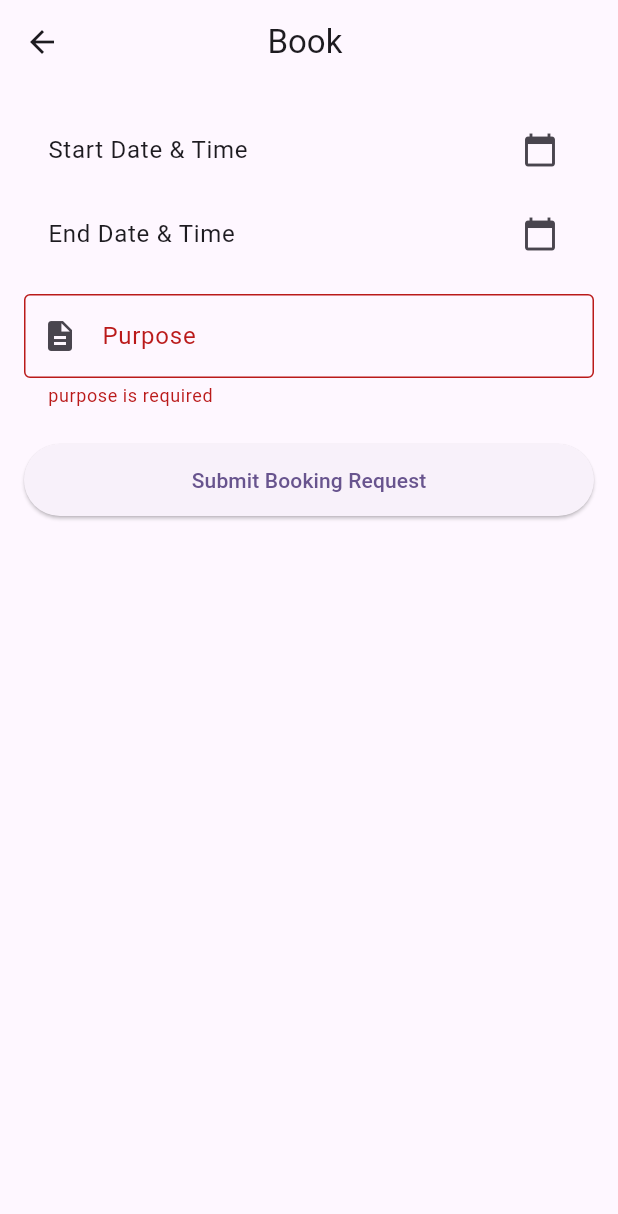
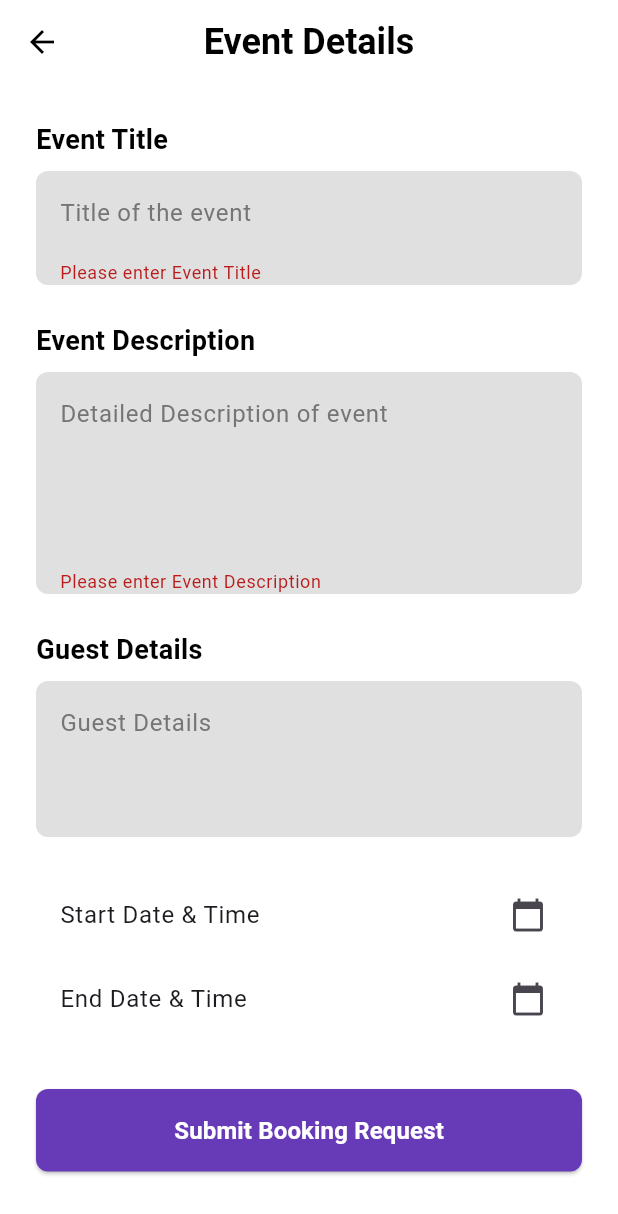
Before and after one commit to alwinalbert/regme, a Flutter app: the BookingFormPage screen opened directly with empty values, after a tap on "Submit Booking Request", on a phone screen of 412 x 824 dp. Shown: the top 1214 px of the screen. Run offline on Flutter 3.47's test engine with Material 3 defaults, Android fonts, the light colour scheme and no system bars; our stand-ins replace icons_plus, shared_preferences, syncfusion_flutter_calendar; accounts and stored records are empty.

Commit message:
made booking form more responsive

```diff
--- a/app/lib/screens/booking_form_page.dart
+++ b/app/lib/screens/booking_form_page.dart
@@ -1,7 +1,6 @@
 import 'package:flutter/material.dart';
 import '../models/hall.dart';
 import '../components/booking_date_time_picker.dart';
-import '../components/booking_purpose_field.dart';
 import '../components/booking_form_validator.dart';
 import '../components/booking_feedback_dialog.dart';
 import 'package:http/http.dart' as http;
@@ -21,7 +20,9 @@ class _BookingFormPageState extends State<BookingFormPage> {
   final _formKey = GlobalKey<FormState>();
   DateTime? _startDateTime;
   DateTime? _endDateTime;
-  final _purposeController = TextEditingController();
+  final _eventTitleController = TextEditingController();
+  final _eventDescriptionController = TextEditingController();
+  final _guestDetailsController = TextEditingController();
 
   Future<DateTime?> _pickDateTime(BuildContext context, DateTime? initialDate) async {
     final date = await showDatePicker(
@@ -49,7 +50,9 @@ class _BookingFormPageState extends State<BookingFormPage> {
 
   @override
   void dispose() {
-    _purposeController.dispose();
+    _eventTitleController.dispose();
+    _eventDescriptionController.dispose();
+    _guestDetailsController.dispose();
     super.dispose();
   }
 
@@ -100,11 +103,12 @@ void _submit() async {
         },
         body: json.encode({
           'hall_id': int.parse(widget.hall.id),
-        'event_name': _purposeController.text.trim(),
-        'event_description': _purposeController.text.trim(),
+          'event_name': _eventTitleController.text.trim(),
+          'event_description': _eventDescriptionController.text.trim(),
           'date': '${_startDateTime!.year}-${_startDateTime!.month.toString().padLeft(2, '0')}-${_startDateTime!.day.toString().padLeft(2, '0')}',
           'time_slot': timeSlot,
           'request_type': 'permissions',
+          'guest_details': _guestDetailsController.text.trim(),
         }),
       );
 
@@ -133,19 +137,102 @@ void _submit() async {
       );
     }
   }
+
+  Widget _buildTextField({
+    required String label,
+    required TextEditingController controller,
+    required String hintText,
+    int maxLines = 1,
+    bool isRequired = true,
+  }) {
+    return Column(
+      crossAxisAlignment: CrossAxisAlignment.start,
+      children: [
+        Text(
+          label,
+          style: const TextStyle(
+            fontSize: 18,
+            fontWeight: FontWeight.bold,
+            color: Colors.black,
+          ),
+        ),
+        const SizedBox(height: 8),
+        Container(
+          decoration: BoxDecoration(
+            color: Colors.grey[300],
+            borderRadius: BorderRadius.circular(8),
+          ),
+          child: TextFormField(
+            controller: controller,
+            maxLines: maxLines,
+            decoration: InputDecoration(
+              hintText: hintText,
+              hintStyle: TextStyle(color: Colors.grey[600]),
+              border: InputBorder.none,
+              contentPadding: const EdgeInsets.all(16),
+            ),
+            validator: isRequired
+                ? (value) {
+                    if (value == null || value.trim().isEmpty) {
+                      return 'Please enter $label';
+                    }
+                    return null;
+                  }
+                : null,
+          ),
+        ),
+      ],
+    );
+  }
+
   @override
   Widget build(BuildContext context) {
     return Scaffold(
       appBar: AppBar(
-        title: Text('Book ${widget.hall.name}'),
+        title: const Text(
+          'Event Details',
+          style: TextStyle(
+            fontSize: 24,
+            fontWeight: FontWeight.bold,
+            color: Colors.black,
+          ),
+        ),
         centerTitle: true,
+        backgroundColor: Colors.white,
+        elevation: 0,
+        iconTheme: const IconThemeData(color: Colors.black),
       ),
-      body: Padding(
-        padding: const EdgeInsets.all(16.0),
+      backgroundColor: Colors.white,
+      body: SingleChildScrollView(
+        padding: const EdgeInsets.all(24.0),
         child: Form(
           key: _formKey,
           child: Column(
+            crossAxisAlignment: CrossAxisAlignment.start,
             children: [
+              _buildTextField(
+                label: 'Event Title',
+                controller: _eventTitleController,
+                hintText: 'Title of the event',
+                isRequired: true,
+              ),
+              const SizedBox(height: 24),
+              _buildTextField(
+                label: 'Event Description',
+                controller: _eventDescriptionController,
+                hintText: 'Detailed Description of event',
+                maxLines: 4,
+                isRequired: true,
+              ),
+              const SizedBox(height: 24),
+              _buildTextField(
+                label: 'Guest Details',
+                controller: _guestDetailsController,
+                hintText: 'Guest Details',
+                maxLines: 3,
+                isRequired: false,
+              ),
+              const SizedBox(height: 24),
               BookingDateTimePicker(
                 label: 'Start Date & Time',
                 dateTime: _startDateTime,
@@ -162,13 +249,27 @@ void _submit() async {
                   if (selected != null) setState(() => _endDateTime = selected);
                 },
               ),
-              const SizedBox(height: 12),
-              BookingPurposeField(controller: _purposeController),
-              const SizedBox(height: 24),
-              ElevatedButton(
+              const SizedBox(height: 32),
+              SizedBox(
+                width: double.infinity,
+                child: ElevatedButton(
                   onPressed: _submit,
-                child: const Text('Submit Booking Request'),
-                style: ElevatedButton.styleFrom(minimumSize: const Size.fromHeight(48)),
+                  style: ElevatedButton.styleFrom(
+                    backgroundColor: Colors.deepPurple,
+                    padding: const EdgeInsets.symmetric(vertical: 16),
+                    shape: RoundedRectangleBorder(
+                      borderRadius: BorderRadius.circular(8),
+                    ),
+                  ),
+                  child: const Text(
+                    'Submit Booking Request',
+                    style: TextStyle(
+                      fontSize: 16,
+                      fontWeight: FontWeight.bold,
+                      color: Colors.white,
+                    ),
+                  ),
+                ),
               ),
             ],
           ),
--- a/app/lib/screens/home_page.dart
+++ b/app/lib/screens/home_page.dart
@@ -2,7 +2,6 @@ import 'package:app/models/hall.dart';
 import 'package:app/screens/booking_list_screen.dart';
 import 'package:app/screens/hall_calender_page.dart';
 import 'package:app/screens/profile_screen.dart';
-import 'package:app/widgets/hall.dart';
 import 'package:flutter/material.dart';
 import 'package:http/http.dart' as http;
 import 'package:shared_preferences/shared_preferences.dart';
```
Also changed, not shown: 3 other files. Lines whose indentation alone changed are shown as unchanged.
